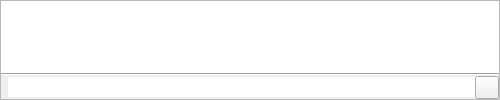
The window that scripts/Widgets/CommandLine/CommandLine.ui (qcad/qcad) describes before a commit, drawn with Qt 5.
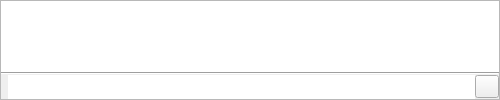
The same window after the commit. Icons and pictures are not drawn. Custom widgets are drawn as their Qt base class.

Commit message:
update command line
minimum size
version info

```diff
--- a/scripts/Widgets/CommandLine/CommandLine.ui
+++ b/scripts/Widgets/CommandLine/CommandLine.ui
@@ -10,12 +10,6 @@
     <height>100</height>
    </rect>
   </property>
-  <property name="minimumSize">
-   <size>
-    <width>16</width>
-    <height>16</height>
-   </size>
-  </property>
   <property name="windowTitle">
    <string>Command Line</string>
   </property>
@@ -37,12 +31,6 @@
    </property>
    <item>
     <widget class="QFrame" name="Frame">
-     <property name="minimumSize">
-      <size>
-       <width>16</width>
-       <height>16</height>
-      </size>
-     </property>
      <property name="frameShape">
       <enum>QFrame::StyledPanel</enum>
      </property>
@@ -67,10 +55,16 @@
       </property>
       <item>
        <widget class="RTextEdit" name="History">
+        <property name="sizePolicy">
+         <sizepolicy hsizetype="Expanding" vsizetype="Ignored">
+          <horstretch>0</horstretch>
+          <verstretch>0</verstretch>
+         </sizepolicy>
+        </property>
         <property name="minimumSize">
          <size>
           <width>16</width>
-          <height>16</height>
+          <height>0</height>
          </size>
         </property>
         <property name="frameShape">
@@ -104,6 +98,12 @@
         </property>
         <item>
          <widget class="QLabel" name="CommandLabel">
+          <property name="minimumSize">
+           <size>
+            <width>0</width>
+            <height>24</height>
+           </size>
+          </property>
           <property name="text">
            <string notr="true"/>
           </property>
@@ -114,7 +114,7 @@
           <property name="minimumSize">
            <size>
             <width>32</width>
-            <height>0</height>
+            <height>24</height>
            </size>
           </property>
           <property name="frame">
```
The commit also changes 1 other file.
